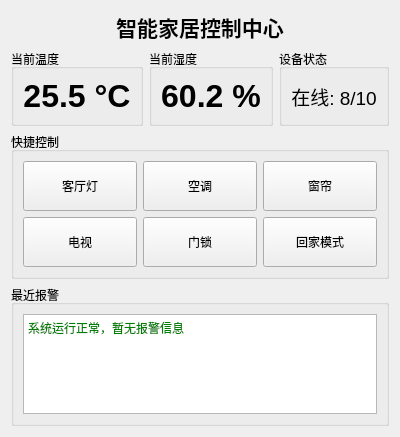
First picture: the form in ui/homewidget.ui, repository pot-oie/SmartHome, before the edit.
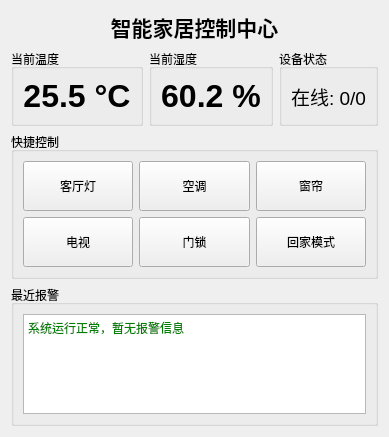
Second picture: the form after the edit.

Patch:
```diff
--- a/ui/homewidget.ui
+++ b/ui/homewidget.ui
@@ -46,7 +46,7 @@
        <layout class="QVBoxLayout" name="verticalLayout_devices">
         <item>
          <widget class="QLabel" name="label_deviceCount">
-          <property name="text"><string>在线: 8/10</string></property>
+          <property name="text"><string>在线: 0/0</string></property>
           <property name="alignment"><set>Qt::AlignCenter</set></property>
           <property name="font"><font><pointsize>14</pointsize></font></property>
          </widget>
```
